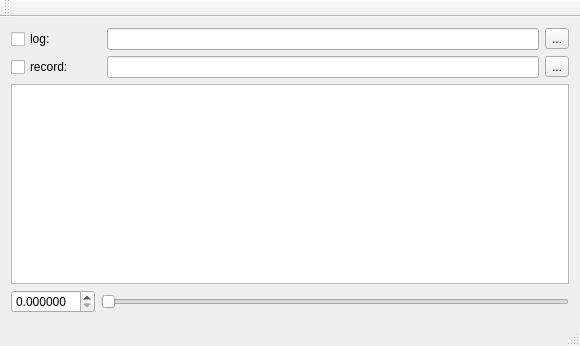
The window that src/mainwindow.ui (pinkavaj/transrec) describes before a commit, drawn with Qt 5.
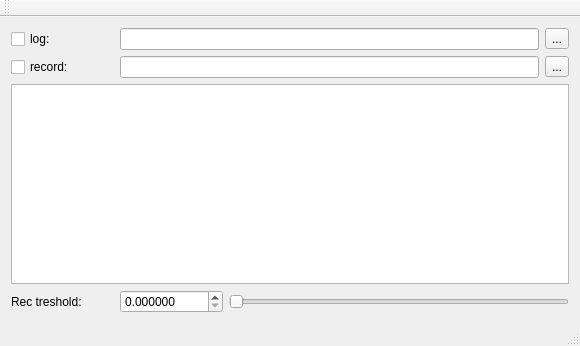
The same window after the commit.

Commit message: Add label for recording treshold bar

The edit to the form file:
```diff
--- a/src/mainwindow.ui
+++ b/src/mainwindow.ui
@@ -22,17 +22,17 @@
       </property>
      </widget>
     </item>
-    <item row="0" column="2">
+    <item row="0" column="1" colspan="4">
      <widget class="QLineEdit" name="logFileNameLineEdit"/>
     </item>
-    <item row="0" column="3">
+    <item row="0" column="5">
      <widget class="QToolButton" name="logFileToolButton">
       <property name="text">
        <string>...</string>
       </property>
      </widget>
     </item>
-    <item row="2" column="0" colspan="4">
+    <item row="2" column="0" colspan="6">
      <widget class="QPlainTextEdit" name="logPlainTextEdit"/>
     </item>
     <item row="1" column="0">
@@ -42,17 +42,24 @@
       </property>
      </widget>
     </item>
-    <item row="1" column="3">
+    <item row="1" column="5">
      <widget class="QToolButton" name="recDirNameToolButton">
       <property name="text">
        <string>...</string>
       </property>
      </widget>
     </item>
-    <item row="1" column="2">
+    <item row="1" column="1" colspan="4">
      <widget class="QLineEdit" name="recDirNameLineEdit"/>
     </item>
     <item row="3" column="0">
+     <widget class="QLabel" name="label">
+      <property name="text">
+       <string>Rec treshold:</string>
+      </property>
+     </widget>
+    </item>
+    <item row="3" column="1">
      <widget class="QDoubleSpinBox" name="pwrLimitDoubleSpinBox">
       <property name="decimals">
        <number>6</number>
@@ -65,7 +72,7 @@
       </property>
      </widget>
     </item>
-    <item row="3" column="1" colspan="3">
+    <item row="3" column="2" colspan="4">
      <widget class="QSlider" name="pwrLimitHorizontalSlider">
       <property name="maximum">
        <number>100</number>
```
